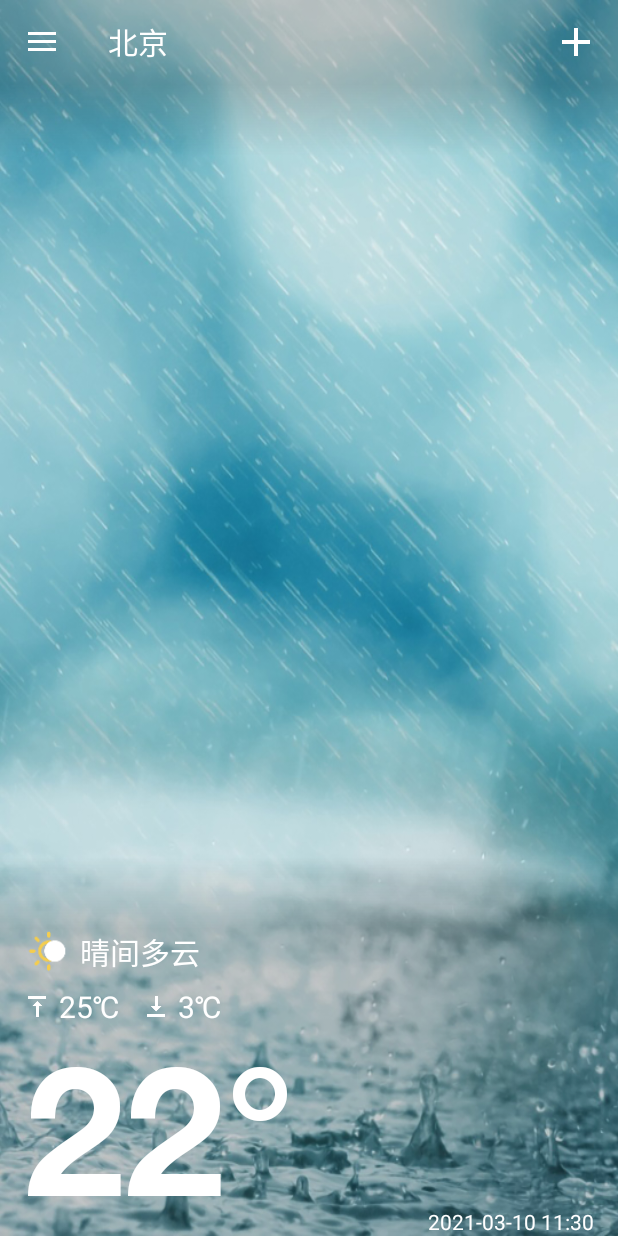
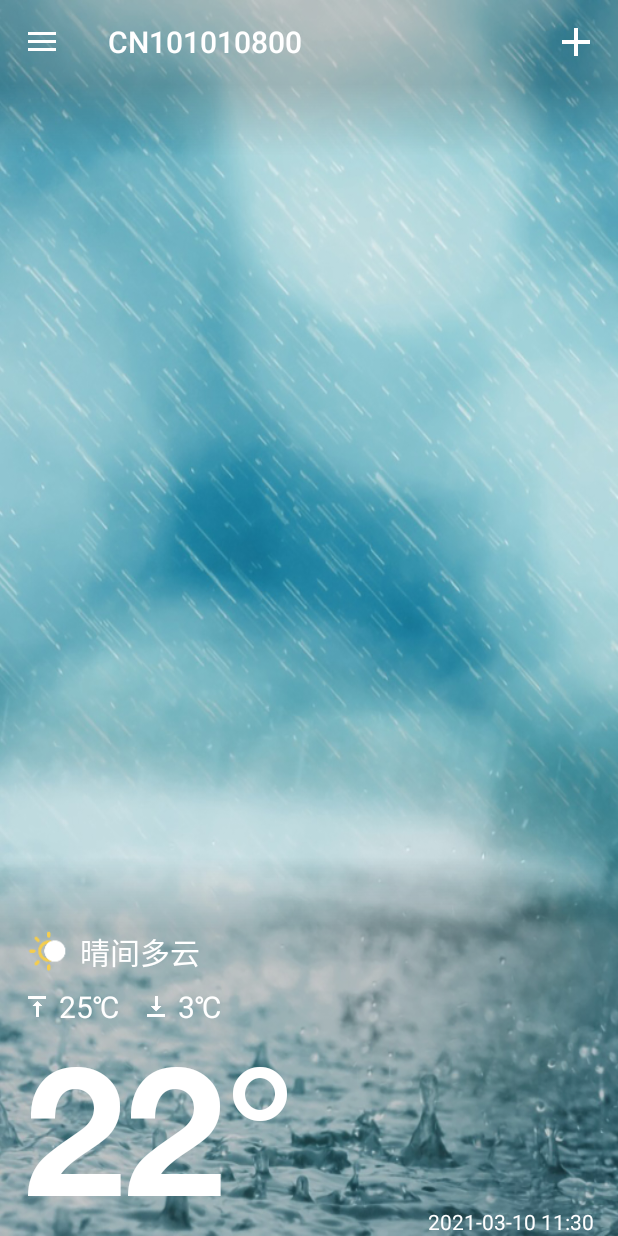
Before and after one commit to rainius/iw20, an Android app: the screen it shows after launch (MainActivity), on a phone screen of 412 x 824 dp. Run offline under Robolectric (Android 15) with nearby library versions, the phone set to English and light mode, and no system bars.

Commit message:
OkHttp3 request weather

```diff
--- a/app/build.gradle
+++ b/app/build.gradle
@@ -41,4 +41,6 @@ dependencies {
     testImplementation 'junit:junit:4.13.2'
     androidTestImplementation 'androidx.test.ext:junit:1.1.3'
     androidTestImplementation 'androidx.test.espresso:espresso-core:3.4.0'
+    // 引入OkHttp3组件
+    implementation("com.squareup.okhttp3:okhttp:4.10.0")
 }
--- a/app/src/main/AndroidManifest.xml
+++ b/app/src/main/AndroidManifest.xml
@@ -2,6 +2,8 @@
 <manifest xmlns:android="http://schemas.android.com/apk/res/android"
     xmlns:tools="http://schemas.android.com/tools"
     package="com.dmtech.iw">
+
+    <uses-permission android:name="android.permission.INTERNET"/>
 
     <application
         android:allowBackup="true"
--- a/app/src/main/java/com/dmtech/iw/MainActivity.java
+++ b/app/src/main/java/com/dmtech/iw/MainActivity.java
@@ -19,6 +19,7 @@ import android.widget.Toast;
 
 import com.dmtech.iw.databinding.ActivityMainBinding;
 import com.dmtech.iw.databinding.MainDrawerLayoutBinding;
+import com.dmtech.iw.http.HttpHelper;
 import com.dmtech.iw.ui.WeatherFragment;
 import com.google.android.material.snackbar.Snackbar;
 
@@ -55,11 +56,15 @@ public class MainActivity extends AppCompatActivity {
 
     // 暂时用来产生天气位置的测试方法
     private void fillTestFragments() {
-        mFragments.add(WeatherFragment.newInstance("北京"));
-        mFragments.add(WeatherFragment.newInstance("武汉"));
-        mFragments.add(WeatherFragment.newInstance("巴黎"));
-        mFragments.add(WeatherFragment.newInstance("里约"));
-        mFragments.add(WeatherFragment.newInstance("平壤"));
+//        mFragments.add(WeatherFragment.newInstance("北京"));
+//        mFragments.add(WeatherFragment.newInstance("武汉"));
+//        mFragments.add(WeatherFragment.newInstance("巴黎"));
+//        mFragments.add(WeatherFragment.newInstance("里约"));
+//        mFragments.add(WeatherFragment.newInstance("平壤"));
+        //根据位置ID列表依次创建Fragment
+        for (String locationId : HttpHelper.LOCATION_IDS) {
+            mFragments.add(WeatherFragment.newInstance(locationId));
+        }
         for (WeatherFragment f : mFragments) {
             Log.d("iWeather", "添加位置：" +
                     f.getArguments().getString("name"));
@@ -93,6 +98,14 @@ public class MainActivity extends AppCompatActivity {
         mViewPager.setAdapter(mAdapter);
         //注册监听回调
         mViewPager.registerOnPageChangeCallback(mOnPageChangeCallback);
+
+        //验证拼装获取某城市天气数据的API
+        testHttpHelperGetUrl();
+    }
+
+    private void testHttpHelperGetUrl() {
+        String url = HttpHelper.getUrl(HttpHelper.LOCATION_IDS[2]);
+        Log.d("iWeather", "testHttpHelperGetUrl: " + url);
     }
 
     @Override
--- /dev/null
+++ b/app/src/main/java/com/dmtech/iw/http/HttpHelper.java
@@ -0,0 +1,31 @@
+package com.dmtech.iw.http;
+// 网络访问助手
+public class HttpHelper {
+    //用于测试的样例位置ID列表
+    public static final String[] LOCATION_IDS = {
+            "CN101010800",  // 北京
+            "CN101131012",  // 新疆伊犁
+            "CN101310304",  // 南沙
+            "US3290097",    // 洛杉矶
+            "AU2147714"     // 悉尼
+    };
+
+    // 获取天气数据URL的格式串
+    private static final String URL_FORMAT =
+            "https://free-api.heweather.net/s6/weather?location=%s&key=%s&lang=zh";
+    // 和风天气KEY
+    private static final String API_KEY = "8f33976d35974b88866e05b83993bc04";
+
+
+
+    /**
+     * 为指定位置生成获取天气数据的URL
+     * @param locationId 位置的ID
+     * @return 返回locationId对应位置的URL
+     */
+    public static String getUrl(String locationId) {
+        String url = String.format(URL_FORMAT, locationId, API_KEY);
+        return url;
+    }
+
+}
--- a/app/src/main/java/com/dmtech/iw/ui/WeatherFragment.java
+++ b/app/src/main/java/com/dmtech/iw/ui/WeatherFragment.java
@@ -6,9 +6,11 @@ import android.graphics.Typeface;
 import android.os.Build;
 import android.os.Bundle;
 
+import androidx.annotation.NonNull;
 import androidx.fragment.app.Fragment;
 
 import android.util.DisplayMetrics;
+import android.util.Log;
 import android.view.Display;
 import android.view.LayoutInflater;
 import android.view.View;
@@ -18,6 +20,15 @@ import android.widget.TextView;
 
 import com.dmtech.iw.R;
 import com.dmtech.iw.databinding.FragmentWeatherBinding;
+import com.dmtech.iw.http.HttpHelper;
+
+import java.io.IOException;
+
+import okhttp3.Call;
+import okhttp3.Callback;
+import okhttp3.OkHttpClient;
+import okhttp3.Request;
+import okhttp3.Response;
 
 /**
  * A simple {@link Fragment} subclass.
@@ -26,15 +37,9 @@ import com.dmtech.iw.databinding.FragmentWeatherBinding;
  */
 public class WeatherFragment extends Fragment {
 
-    // 外部初始化参数名字
-    // TODO: 根据需要增减数量、修改名字
-//    private static final String ARG_PARAM1 = "param1";
-//    private static final String ARG_PARAM2 = "param2";
     //外部传入名字参数的参数名
     private static final String ARG_NAME = "name";
 
-    // Fragment含有的属性，由外部参数来初始化
-    // TODO: 根据需要增减数量、修改类型和命名
     //名字属性
     private String mName;
 
@@ -51,16 +56,11 @@ public class WeatherFragment extends Fragment {
      * 用来创建本Fragment的工厂方法，由此传入所需的参数，返回本Fragment的一个实例
      * @return A new instance of fragment WeatherFragment.
      */
-    // TODO: 根据需要增减参数数量、改变参数类型
-//    public static WeatherFragment newInstance(String param1, String param2) {
     public static WeatherFragment newInstance(String name) {
         //生成一个空的实例
         WeatherFragment fragment = new WeatherFragment();
         //用Bundle对象打包传入的参数
         Bundle args = new Bundle();
-        //参数的名-值要对应
-//        args.putString(ARG_PARAM1, param1);
-//        args.putString(ARG_PARAM2, param2);
         //填充传入的名字
         args.putString(ARG_NAME, name);
         //将打包好的参数设置给本Fragment的实例
@@ -73,8 +73,6 @@ public class WeatherFragment extends Fragment {
         super.onCreate(savedInstanceState);
         // 读取传入的参数值并赋予对应的属性
         if (getArguments() != null) {
-//            mParam1 = getArguments().getString(ARG_PARAM1);
-//            mParam2 = getArguments().getString(ARG_PARAM2);
             //通过参数名读取其值并赋予mName属性
             mName = getArguments().getString(ARG_NAME);
         }
@@ -98,6 +96,8 @@ public class WeatherFragment extends Fragment {
         int padding = getVirtualBarHeight(getActivity());
         binding.weatherInfoContainer.setPadding(0, 0, 0, padding);
 
+        requestWeather();
+
         //返回根视图对象
         return binding.getRoot();
     }
@@ -120,4 +120,35 @@ public class WeatherFragment extends Fragment {
         }
         return virtualbarHeight;
     }
+
+    //请求本页面的天气数据
+    private void requestWeather() {
+        String locationId = mName;  // 需要取得和风天气地点ID
+        Log.d("iWeather", "request weather for: " + locationId);
+        // 根据地点ID生成对应的URL
+        String url = HttpHelper.getUrl(locationId);
+        Log.d("iWeather", "request weather from: " + url);
+        // 创建OkHttp客户端对象
+        OkHttpClient client = new OkHttpClient();
+        // 构建访问url的请求对象
+        Request.Builder builder = new Request.Builder();
+        Request request = builder.url(url).build();
+        //客户端发起请求，并将任务放入异步队列
+        client.newCall(request).enqueue(new Callback() {
+            @Override
+            public void onFailure(@NonNull Call call, @NonNull IOException e) {
+                //请求失败，记录日志
+                Log.d("iWeather", "Request failed: " + e.getMessage());
+                //显示失败的详细信息
+                e.printStackTrace();
+            }
+
+            @Override
+            public void onResponse(@NonNull Call call, @NonNull Response response) throws IOException {
+                //请求成功，提取响应回来的内容
+                String result = response.body().string();
+                Log.d("iWeather", "Request OK: " + result);
+            }
+        });
+    }
 }
--- a/app/src/main/res/layout/activity_main.xml
+++ b/app/src/main/res/layout/activity_main.xml
@@ -20,7 +20,7 @@
         android:layout_width="0dp"
         android:layout_height="wrap_content"
         android:fitsSystemWindows="true"
-        android:orientation="horizontal"
+        android:orientation="vertical"
         app:layout_constraintEnd_toEndOf="parent"
         app:layout_constraintStart_toStartOf="parent"
         app:layout_constraintTop_toTopOf="parent">
@@ -33,16 +33,13 @@
             android:minHeight="?attr/actionBarSize"
             android:theme="?attr/actionBarTheme" />
 
+        <View
+            android:id="@+id/view3"
+            android:layout_width="match_parent"
+            android:layout_height="48dp"
+            android:layout_weight="1"
+            android:background="@drawable/toolbar_gradient" />
+
     </LinearLayout>
 
-    <View
-        android:id="@+id/view3"
-        android:layout_width="0dp"
-        android:layout_height="48dp"
-        android:layout_weight="1"
-        android:background="@drawable/toolbar_gradient"
-        app:layout_constraintEnd_toEndOf="@+id/viewpager"
-        app:layout_constraintStart_toStartOf="parent"
-        app:layout_constraintTop_toBottomOf="@+id/linearLayout" />
-
 </androidx.constraintlayout.widget.ConstraintLayout>
```
